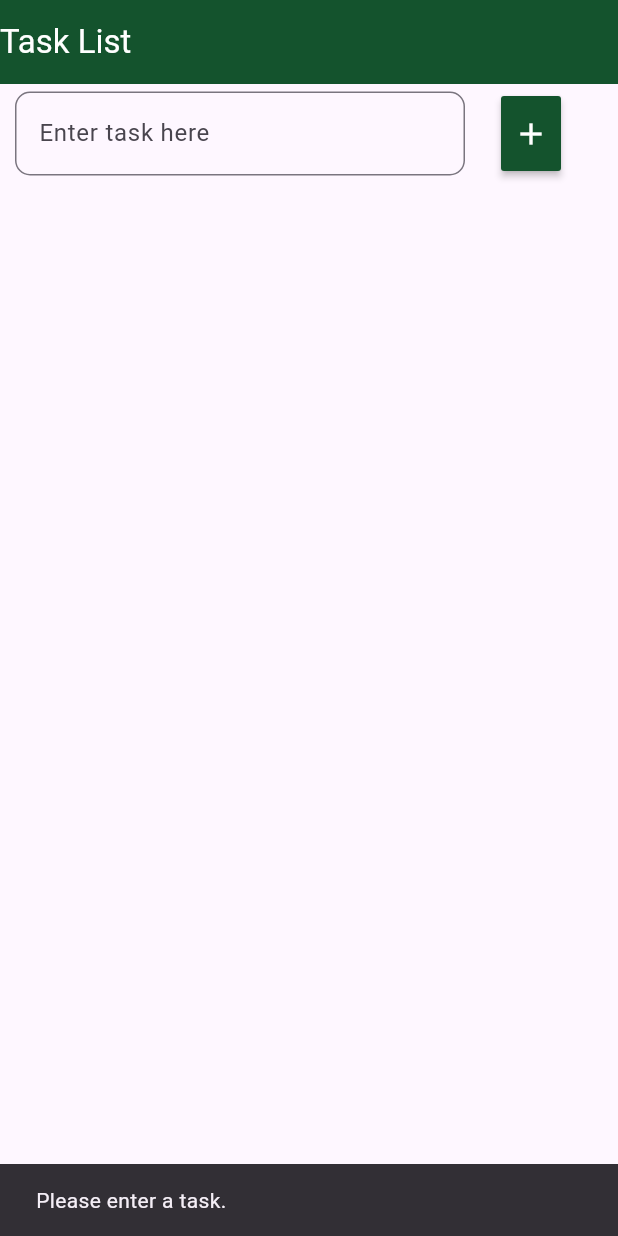
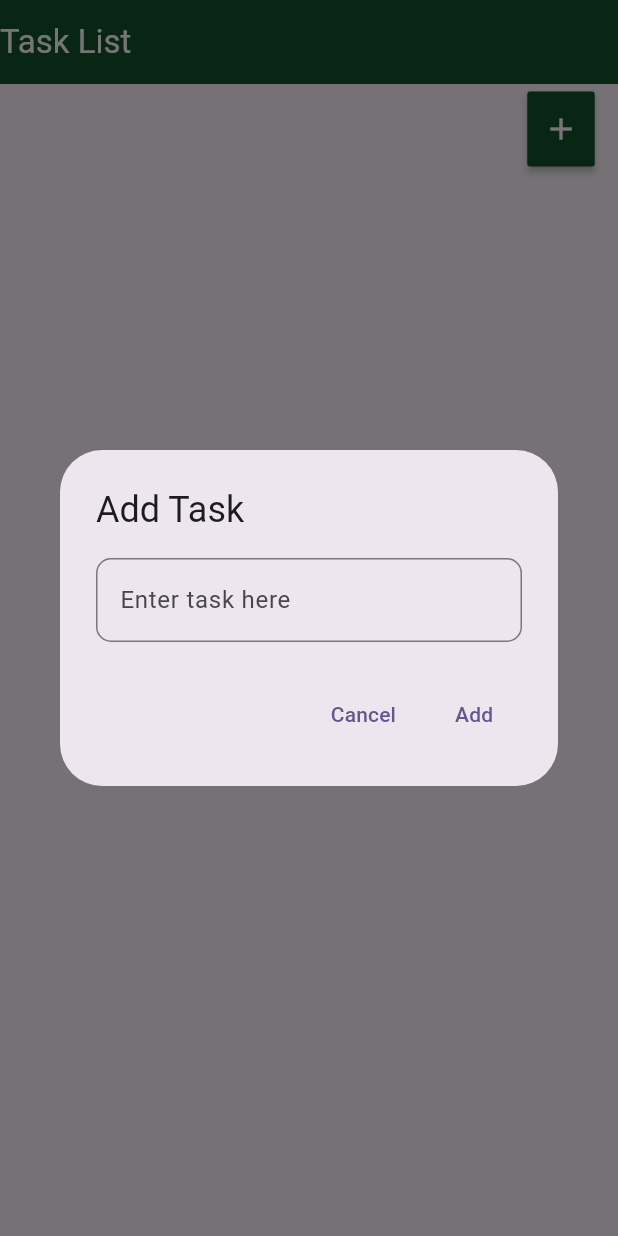
Before and after one commit to PG-002/CoHab, a Flutter app: the TaskList screen opened directly, after a tap on the "add" icon, on a phone screen of 412 x 824 dp. Run offline on Flutter 3.47's test engine with Material 3 defaults, Android fonts, the phone set to English and light mode, and no system bars; our stand-ins replace jwt_decoder, lucide_icons, socket_io_client; missing offline and left inert: flutter_neat_and_clean_calendar; accounts and stored records are empty.

Commit message:
Update task_list.dart

```diff
--- a/cohab_mobile/lib/task_list.dart
+++ b/cohab_mobile/lib/task_list.dart
@@ -1,3 +1,4 @@
+import 'package:cohab_mobile/web_socket.dart';
 import 'token.dart';
 import 'package:flutter/material.dart';
 
@@ -144,9 +145,7 @@ class _TaskListState extends State<TaskList> {
           const SizedBox(height: 5),
           Row(
             children: [
-              const SizedBox(width: 10),
-              const TaskInput(),
-              const SizedBox(width: 20),
+              const SizedBox(width: 350),
               AddTasksButton(
                 onAddTask: addTask,
               ),
@@ -184,12 +183,16 @@ class _TaskListState extends State<TaskList> {
 class Task {
   String taskDescription;
   String id;
+  //String assignedTo;
+  //String createdBy;
   bool completed;
 
   Task({
     required this.taskDescription,
     required this.id,
     required this.completed,
+    //required this.assignedTo,
+    //required this.createdBy,
   });
 }
 
@@ -238,26 +241,42 @@ class _TaskInputState extends State<TaskInput> {
 
 class AddTasksButton extends StatelessWidget {
   const AddTasksButton({super.key, required this.onAddTask});
+
   final Function(String) onAddTask;
 
   @override
   Widget build(BuildContext context) {
     return MaterialButton(
       onPressed: () {
-        if (task.isEmpty) {
-          ScaffoldMessenger.of(context).showSnackBar(
-            const SnackBar(
-              content: Text('Please enter a task.'),
-              duration: Duration(seconds: 1), // Set duration to 2 seconds
-            ),
-          );
-        } else {
-          onAddTask(task);
-        }
+        showDialog(
+          context: context,
+          builder: (BuildContext context) {
+            return AlertDialog(
+              title: const Text('Add Task'),
+              content: const TaskInput(),
+              actions: <Widget>[
+                TextButton(
+                  onPressed: () {
+                    Navigator.pop(context); // Close the dialog
+                  },
+                  child: const Text('Cancel'),
+                ),
+                TextButton(
+                  onPressed: () {
+                    // Call the onAddTask function with the task entered in the dialog
+                    onAddTask(task);
+                    Navigator.pop(context); // Close the dialog
+                  },
+                  child: const Text('Add'),
+                ),
+              ],
+            );
+          },
+        );
       },
       color: const Color(0xFF14532d),
       padding: EdgeInsets.zero,
-      minWidth: 40,
+      minWidth: 45,
       height: 50,
       child: const Icon(
         Icons.add,
```
